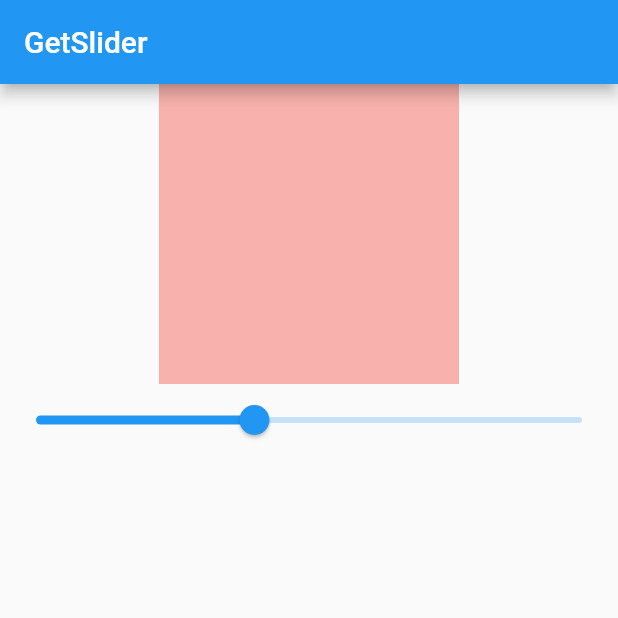
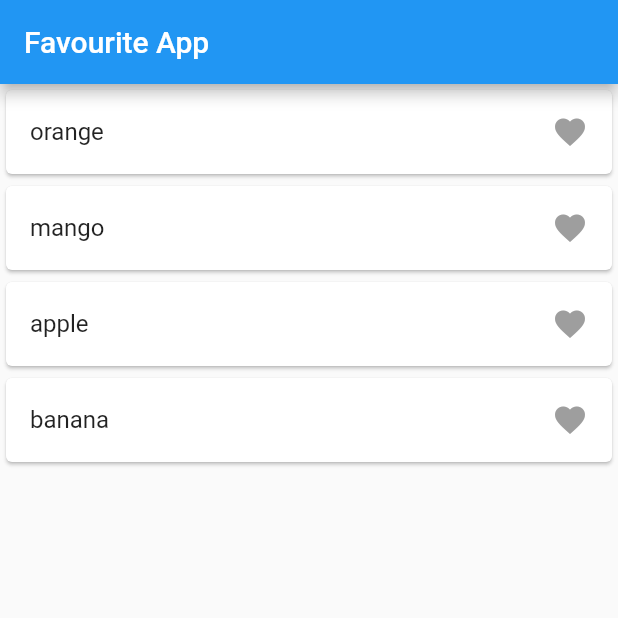
Before and after one commit to najmulmyself/stateManagementPractice, a Flutter app: the screen it shows after launch, on a phone screen of 412 x 824 dp, the top half of it. Run offline on Flutter 3.47's test engine with Material 2 defaults, Android fonts, the phone set to English and light mode, and no system bars; our stand-ins replace get.

Commit message:
getFav added

```diff
--- /dev/null
+++ b/lib/controller/favouriteController.dart
@@ -0,0 +1,14 @@
+import 'package:get/get.dart';
+
+class FavouriteController extends GetxController {
+  final fruitList = ['orange', 'mango', 'apple', 'banana'].obs;
+  final tempFruit = [].obs;
+
+  addToFav(String value) {
+    tempFruit.add(value);
+  }
+
+  removeFromFav(String value) {
+    tempFruit.remove(value);
+  }
+}
--- a/lib/main.dart
+++ b/lib/main.dart
@@ -1,3 +1,4 @@
+import 'package:api_practice/screen/getFav.dart';
 import 'package:api_practice/screen/getSlider.dart';
 import 'package:api_practice/screen/getxHome.dart';
 import 'package:api_practice/screen/home_page.dart';
@@ -13,7 +14,7 @@ class MyApp extends StatelessWidget {
       debugShowCheckedModeBanner: false,
       title: 'Material App',
       // home: GetHome(),
-      home: GetSlider(),
+      home: GetFav(),
     );
   }
 }
--- /dev/null
+++ b/lib/screen/getFav.dart
@@ -0,0 +1,46 @@
+import 'package:api_practice/controller/favouriteController.dart';
+import 'package:flutter/material.dart';
+import 'package:get/get.dart';
+
+class GetFav extends StatelessWidget {
+  final fruitList = ['orange', 'mango', 'apple', 'banana'];
+  final tempFruit = [];
+  FavouriteController controller = FavouriteController();
+  @override
+  Widget build(BuildContext context) {
+    return Scaffold(
+      appBar: AppBar(
+        title: Text('Favourite App'),
+      ),
+      body: ListView.builder(
+        itemBuilder: (context, index) {
+          return Card(
+            child: ListTile(
+              onTap: () {
+                if (controller.tempFruit
+                    .contains(controller.fruitList[index].toString())) {
+                  controller.tempFruit.remove(controller.fruitList[index]);
+                } else {
+                  controller.tempFruit.add(controller.fruitList[index]);
+                }
+              },
+              title: Text(
+                controller.fruitList[index].toString(),
+              ),
+              trailing: Obx(
+                () => Icon(
+                  Icons.favorite,
+                  color: controller.tempFruit
+                          .contains(controller.fruitList[index].toString())
+                      ? Colors.red
+                      : Colors.grey,
+                ),
+              ),
+            ),
+          );
+        },
+        itemCount: controller.fruitList.length,
+      ),
+    );
+  }
+}
```
